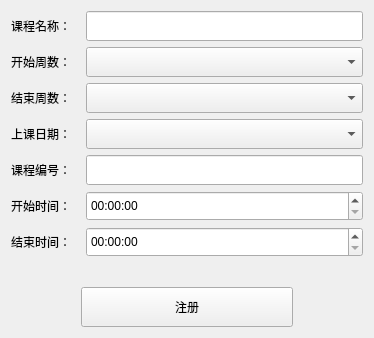
The window that UI/ui_course_add.ui (UESTC-ICT401/Attendance) describes before a commit, drawn with Qt 5.
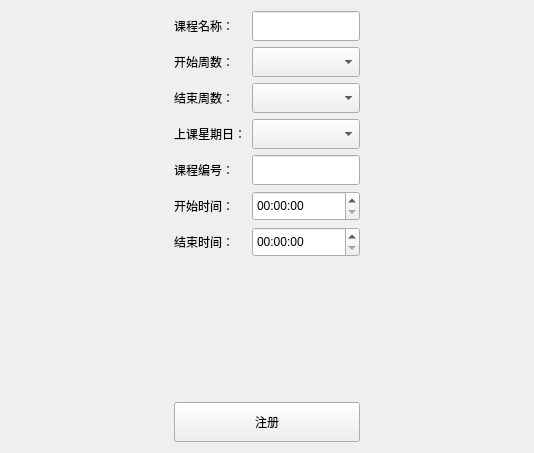
The same window after the commit.

```diff
--- a/UI/ui_course_add.ui
+++ b/UI/ui_course_add.ui
@@ -6,8 +6,8 @@
    <rect>
     <x>0</x>
     <y>0</y>
-    <width>374</width>
-    <height>338</height>
+    <width>534</width>
+    <height>453</height>
    </rect>
   </property>
   <property name="minimumSize">
@@ -19,12 +19,83 @@
   <property name="windowTitle">
    <string>添加课程</string>
   </property>
-  <layout class="QVBoxLayout" name="verticalLayout_3" stretch="1,2,1">
-   <item>
-    <layout class="QHBoxLayout" name="horizontalLayout" stretch="1,4">
-     <item>
-      <layout class="QVBoxLayout" name="verticalLayout" stretch="1,1,1,0,1,1,0">
-       <item>
+  <layout class="QGridLayout" name="gridLayout_2">
+   <item row="0" column="0">
+    <spacer name="horizontalSpacer_3">
+     <property name="orientation">
+      <enum>Qt::Horizontal</enum>
+     </property>
+     <property name="sizeHint" stdset="0">
+      <size>
+       <width>40</width>
+       <height>20</height>
+      </size>
+     </property>
+    </spacer>
+   </item>
+   <item row="0" column="1">
+    <layout class="QGridLayout" name="gridLayout" columnstretch="3,7">
+     <item row="4" column="1">
+      <widget class="QLineEdit" name="lineEdit_course_id">
+       <property name="minimumSize">
+        <size>
+         <width>0</width>
+         <height>30</height>
+        </size>
+       </property>
+      </widget>
+     </item>
+     <item row="5" column="1">
+      <widget class="QTimeEdit" name="timeEdit_startTime">
+       <property name="minimumSize">
+        <size>
+         <width>0</width>
+         <height>30</height>
+        </size>
+       </property>
+      </widget>
+     </item>
+     <item row="3" column="1">
+      <widget class="QComboBox" name="comboBox_weekDate">
+       <property name="minimumSize">
+        <size>
+         <width>0</width>
+         <height>30</height>
+        </size>
+       </property>
+      </widget>
+     </item>
+     <item row="6" column="1">
+      <widget class="QTimeEdit" name="timeEdit_endTime">
+       <property name="minimumSize">
+        <size>
+         <width>0</width>
+         <height>30</height>
+        </size>
+       </property>
+      </widget>
+     </item>
+     <item row="1" column="1">
+      <widget class="QComboBox" name="comboBox_startWeeks">
+       <property name="minimumSize">
+        <size>
+         <width>0</width>
+         <height>30</height>
+        </size>
+       </property>
+      </widget>
+     </item>
+     <item row="2" column="1">
+      <widget class="QComboBox" name="comboBox_endWeeks">
+       <property name="minimumSize">
+        <size>
+         <width>0</width>
+         <height>30</height>
+        </size>
+       </property>
+      </widget>
+     </item>
+     <item row="0" column="0">
         <widget class="QLabel" name="label_3">
          <property name="minimumSize">
           <size>
@@ -32,12 +103,28 @@
            <height>30</height>
           </size>
          </property>
+       <property name="maximumSize">
+        <size>
+         <width>16777215</width>
+         <height>60</height>
+        </size>
+       </property>
          <property name="text">
           <string>课程名称：</string>
          </property>
         </widget>
        </item>
-       <item>
+     <item row="0" column="1">
+      <widget class="QLineEdit" name="lineEdit_course_name">
+       <property name="minimumSize">
+        <size>
+         <width>0</width>
+         <height>30</height>
+        </size>
+       </property>
+      </widget>
+     </item>
+     <item row="1" column="0">
         <widget class="QLabel" name="label_7">
          <property name="minimumSize">
           <size>
@@ -50,7 +137,7 @@
          </property>
         </widget>
        </item>
-       <item>
+     <item row="2" column="0">
         <widget class="QLabel" name="label_8">
          <property name="minimumSize">
           <size>
@@ -63,7 +150,7 @@
          </property>
         </widget>
        </item>
-       <item>
+     <item row="3" column="0">
         <widget class="QLabel" name="label_2">
          <property name="minimumSize">
           <size>
@@ -72,11 +159,11 @@
           </size>
          </property>
          <property name="text">
-          <string>上课日期：</string>
+        <string>上课星期日：</string>
          </property>
         </widget>
        </item>
-       <item>
+     <item row="4" column="0">
         <widget class="QLabel" name="label_9">
          <property name="minimumSize">
           <size>
@@ -89,7 +176,7 @@
          </property>
         </widget>
        </item>
-       <item>
+     <item row="5" column="0">
         <widget class="QLabel" name="label_6">
          <property name="minimumSize">
           <size>
@@ -108,7 +195,7 @@
          </property>
         </widget>
        </item>
-       <item>
+     <item row="6" column="0">
         <widget class="QLabel" name="label">
          <property name="minimumSize">
           <size>
@@ -123,83 +210,20 @@
        </item>
       </layout>
      </item>
-     <item>
-      <layout class="QVBoxLayout" name="verticalLayout_2">
-       <item>
-        <widget class="QLineEdit" name="lineEdit_course_name">
-         <property name="minimumSize">
-          <size>
-           <width>0</width>
-           <height>30</height>
-          </size>
-         </property>
-        </widget>
-       </item>
-       <item>
-        <widget class="QComboBox" name="comboBox_startWeeks">
-         <property name="minimumSize">
+   <item row="0" column="2">
+    <spacer name="horizontalSpacer_4">
+     <property name="orientation">
+      <enum>Qt::Horizontal</enum>
+     </property>
+     <property name="sizeHint" stdset="0">
           <size>
-           <width>0</width>
-           <height>30</height>
-          </size>
-         </property>
-        </widget>
-       </item>
-       <item>
-        <widget class="QComboBox" name="comboBox_endWeeks">
-         <property name="minimumSize">
-          <size>
-           <width>0</width>
-           <height>30</height>
-          </size>
-         </property>
-        </widget>
-       </item>
-       <item>
-        <widget class="QComboBox" name="comboBox_weekDate">
-         <property name="minimumSize">
-          <size>
-           <width>0</width>
-           <height>30</height>
-          </size>
-         </property>
-        </widget>
-       </item>
-       <item>
-        <widget class="QLineEdit" name="lineEdit_course_id">
-         <property name="minimumSize">
-          <size>
-           <width>0</width>
-           <height>30</height>
-          </size>
-         </property>
-        </widget>
-       </item>
-       <item>
-        <widget class="QTimeEdit" name="timeEdit_startTime">
-         <property name="minimumSize">
-          <size>
-           <width>0</width>
-           <height>30</height>
-          </size>
-         </property>
-        </widget>
-       </item>
-       <item>
-        <widget class="QTimeEdit" name="timeEdit_endTime">
-         <property name="minimumSize">
-          <size>
-           <width>0</width>
-           <height>30</height>
-          </size>
-         </property>
-        </widget>
-       </item>
-      </layout>
-     </item>
-    </layout>
-   </item>
-   <item>
+       <width>40</width>
+       <height>20</height>
+      </size>
+     </property>
+    </spacer>
+   </item>
+   <item row="1" column="1">
     <spacer name="verticalSpacer_2">
      <property name="orientation">
       <enum>Qt::Vertical</enum>
@@ -212,22 +236,7 @@
      </property>
     </spacer>
    </item>
-   <item>
-    <layout class="QHBoxLayout" name="horizontalLayout_2" stretch="1,3,1">
-     <item>
-      <spacer name="horizontalSpacer">
-       <property name="orientation">
-        <enum>Qt::Horizontal</enum>
-       </property>
-       <property name="sizeHint" stdset="0">
-        <size>
-         <width>40</width>
-         <height>20</height>
-        </size>
-       </property>
-      </spacer>
-     </item>
-     <item>
+   <item row="2" column="1">
       <widget class="QPushButton" name="pushButton_register">
        <property name="minimumSize">
         <size>
@@ -239,21 +248,6 @@
         <string>注册</string>
        </property>
       </widget>
-     </item>
-     <item>
-      <spacer name="horizontalSpacer_2">
-       <property name="orientation">
-        <enum>Qt::Horizontal</enum>
-       </property>
-       <property name="sizeHint" stdset="0">
-        <size>
-         <width>40</width>
-         <height>20</height>
-        </size>
-       </property>
-      </spacer>
-     </item>
-    </layout>
    </item>
   </layout>
  </widget>
```
Lines whose indentation alone changed are shown as unchanged.
